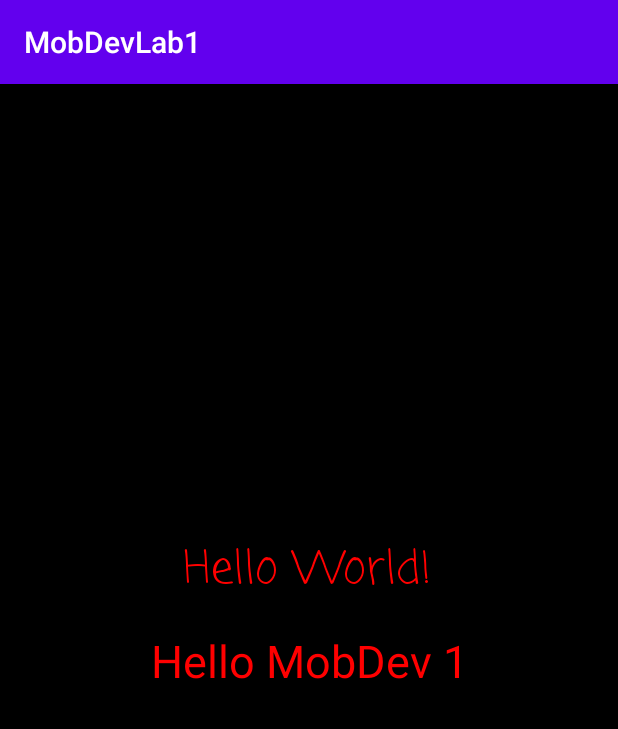
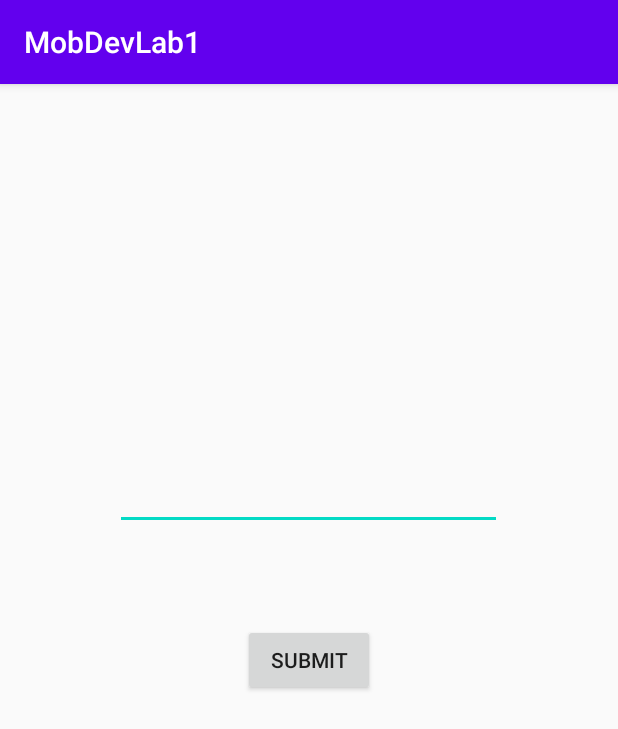
Before and after one commit to feril68/TKTPL-Feril, an Android app: the screen it shows after launch (MainActivity), on a phone screen of 412 x 824 dp. Shown: the top 729 px of the screen. Run offline under Robolectric (Android 15) with nearby library versions, the phone set to English and light mode, and no system bars; 1 statement that could not run was skipped.

Commit message:
add lab-6

```diff
--- a/app/src/main/java/id/ac/ui/cs/mobileprogramming/muhammadferilbp/MobDevLab1/MainActivity.kt
+++ b/app/src/main/java/id/ac/ui/cs/mobileprogramming/muhammadferilbp/MobDevLab1/MainActivity.kt
@@ -2,10 +2,40 @@ package id.ac.ui.cs.mobileprogramming.muhammadferilbp.MobDevLab1
 
 import androidx.appcompat.app.AppCompatActivity
 import android.os.Bundle
+import android.widget.Button
+import android.widget.EditText
+import android.widget.TextView
+import android.widget.Toast
 
 class MainActivity : AppCompatActivity() {
     override fun onCreate(savedInstanceState: Bundle?) {
         super.onCreate(savedInstanceState)
         setContentView(R.layout.activity_main)
+        val textView : TextView = findViewById(R.id.textView)
+        val button : Button = findViewById(R.id.button)
+        val editText : EditText = findViewById(R.id.editText)
+
+        button.setOnClickListener(){
+            val editTextString : String = editText.text.toString()
+            when {
+                editTextString.trim()=="" -> {
+                    Toast.makeText(this,"Input Kosong Gan",Toast.LENGTH_LONG).show()
+                }
+                editTextString.length > 20 -> {
+                    Toast.makeText(this,"Input Maks 20 aja gan",Toast.LENGTH_LONG).show()
+                }
+                else -> {
+                    textView.text = helloName(editTextString)
+                }
+            }
+        }
+    }
+
+    external fun helloName(string: String): String?
+
+    companion object {
+        init {
+            System.loadLibrary("hello-jni")
+        }
     }
 }
--- a/app/src/main/res/layout/activity_main.xml
+++ b/app/src/main/res/layout/activity_main.xml
@@ -4,35 +4,39 @@
     xmlns:tools="http://schemas.android.com/tools"
     android:layout_width="match_parent"
     android:layout_height="match_parent"
-    android:background="#000000"
     tools:context=".MainActivity"
     >
 
-    <TextView
-        android:id="@+id/textView2"
-        android:layout_width="wrap_content"
-        android:layout_height="wrap_content"
-        android:text="Hello World!"
-        android:fontFamily="casual"
-        android:textSize="30sp"
-        android:textColor="#FF0000"
+    <EditText
+        android:id="@+id/editText"
+        android:layout_width="258dp"
+        android:layout_height="65dp"
         app:layout_constraintBottom_toBottomOf="parent"
         app:layout_constraintEnd_toEndOf="parent"
-        app:layout_constraintHorizontal_bias="0.498"
-        app:layout_constraintLeft_toLeftOf="parent"
-        app:layout_constraintRight_toRightOf="parent"
+        app:layout_constraintHorizontal_bias="0.496"
         app:layout_constraintStart_toStartOf="parent"
         app:layout_constraintTop_toTopOf="parent"
-        app:layout_constraintVertical_bias="0.417" />
+        app:layout_constraintVertical_bias="0.33" />
 
     <TextView
         android:id="@+id/textView"
         android:layout_width="wrap_content"
         android:layout_height="wrap_content"
-        android:text="Hello MobDev 1"
         android:fontFamily="sans-serif"
+        android:textColor="#FF0000"
         android:textSize="30sp"
-        android:textColor="#FF0000"
+        app:layout_constraintBottom_toBottomOf="parent"
+        app:layout_constraintEnd_toEndOf="parent"
+        app:layout_constraintHorizontal_bias="0.498"
+        app:layout_constraintStart_toStartOf="parent"
+        app:layout_constraintTop_toTopOf="parent"
+        app:layout_constraintVertical_bias="0.12" />
+
+    <Button
+        android:id="@+id/button"
+        android:layout_width="wrap_content"
+        android:layout_height="wrap_content"
+        android:text="submit"
         app:layout_constraintBottom_toBottomOf="parent"
         app:layout_constraintEnd_toEndOf="parent"
         app:layout_constraintStart_toStartOf="parent"
```
Also changed, not shown: app/build.gradle (+11 -0 lines), app/src/main/cpp/CMakeLists.txt (added, +9 -0 lines), 1 other file.
